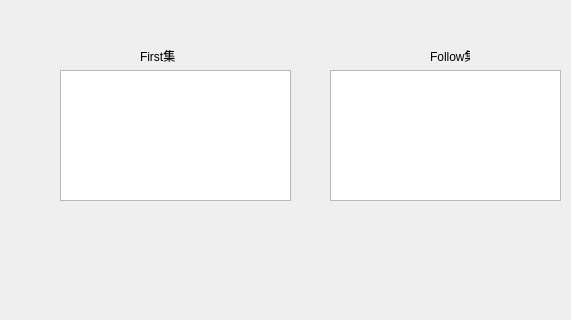
Qt form graana_result.ui (lh2080028463/Compiler) before a commit; both pictures show x 0 to 571 and y 0 to 320 of the 800 by 600 pixel window.
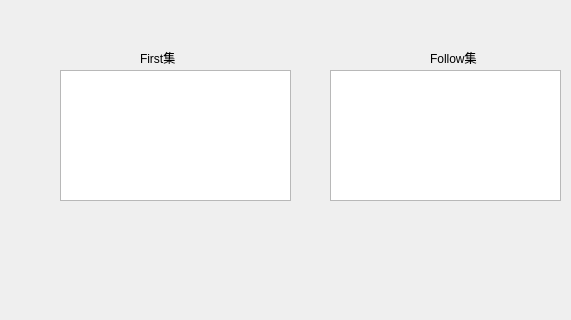
The same form after that commit.

Patch:
```diff
--- a/graana_result.ui
+++ b/graana_result.ui
@@ -39,8 +39,8 @@
      <rect>
       <x>140</x>
       <y>50</y>
-      <width>40</width>
-      <height>12</height>
+      <width>61</width>
+      <height>16</height>
      </rect>
     </property>
     <property name="text">
@@ -52,8 +52,8 @@
      <rect>
       <x>430</x>
       <y>50</y>
-      <width>40</width>
-      <height>12</height>
+      <width>61</width>
+      <height>16</height>
      </rect>
     </property>
     <property name="text">
```
